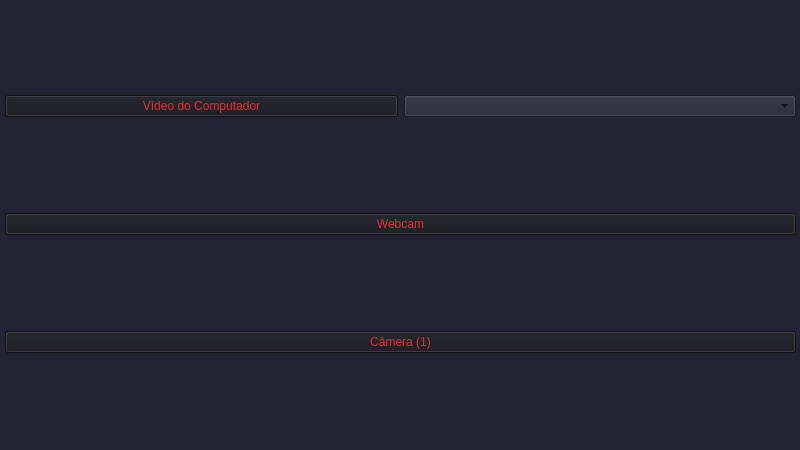
Above: reddragons/interface/ui_files/camera.ui from Red-Dragons-UFSCar/red-visao before the change. Below: the same form after it.
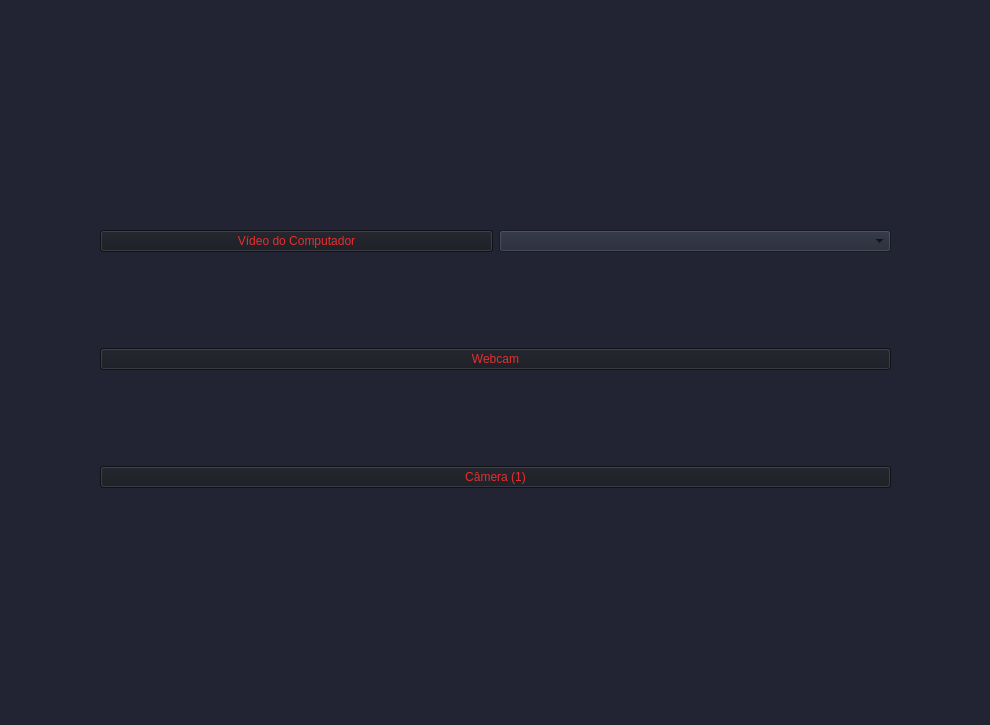
That is the form after the change.

Diff of the .ui file:
```diff
--- a/reddragons/interface/ui_files/camera.ui
+++ b/reddragons/interface/ui_files/camera.ui
@@ -9,20 +9,20 @@
    <rect>
     <x>0</x>
     <y>0</y>
-    <width>800</width>
-    <height>450</height>
+    <width>990</width>
+    <height>725</height>
    </rect>
   </property>
   <property name="minimumSize">
    <size>
-    <width>800</width>
-    <height>450</height>
+    <width>990</width>
+    <height>725</height>
    </size>
   </property>
   <property name="maximumSize">
    <size>
-    <width>800</width>
-    <height>450</height>
+    <width>990</width>
+    <height>725</height>
    </size>
   </property>
   <property name="windowTitle">
@@ -35,8 +35,8 @@
    <widget class="QWidget" name="gridLayoutWidget">
     <property name="geometry">
      <rect>
-      <x>5</x>
-      <y>5</y>
+      <x>100</x>
+      <y>140</y>
       <width>791</width>
       <height>441</height>
      </rect>
@@ -77,7 +77,7 @@
        </property>
       </widget>
      </item>
-     <item row="0" column="0">
+     <item row="1" column="0">
       <layout class="QHBoxLayout" name="horizontalLayout">
        <item>
         <widget class="QPushButton" name="QT_video">
```
